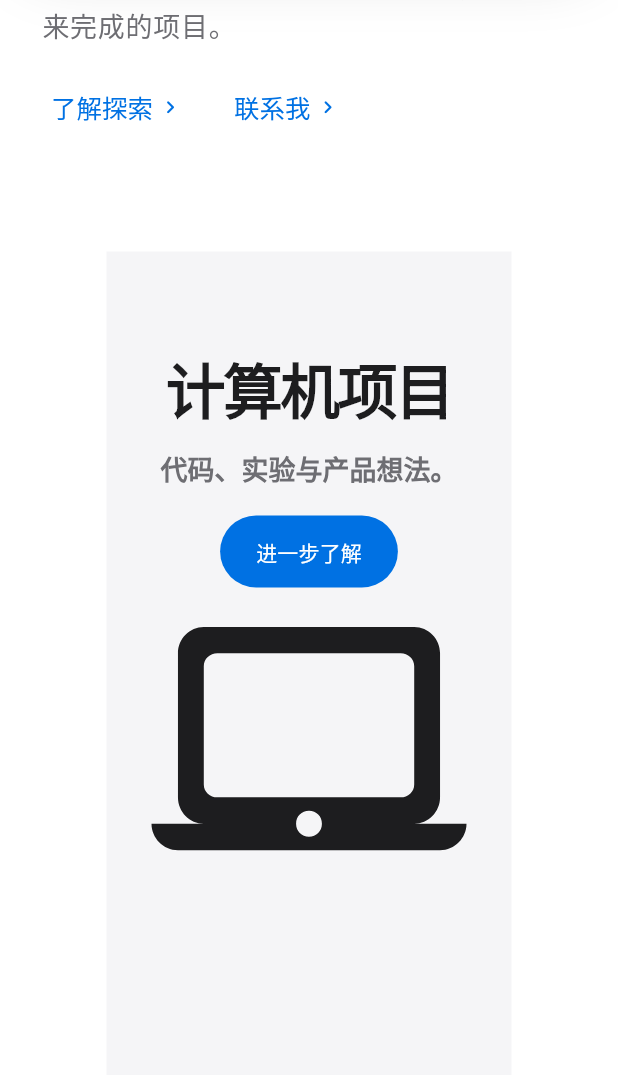
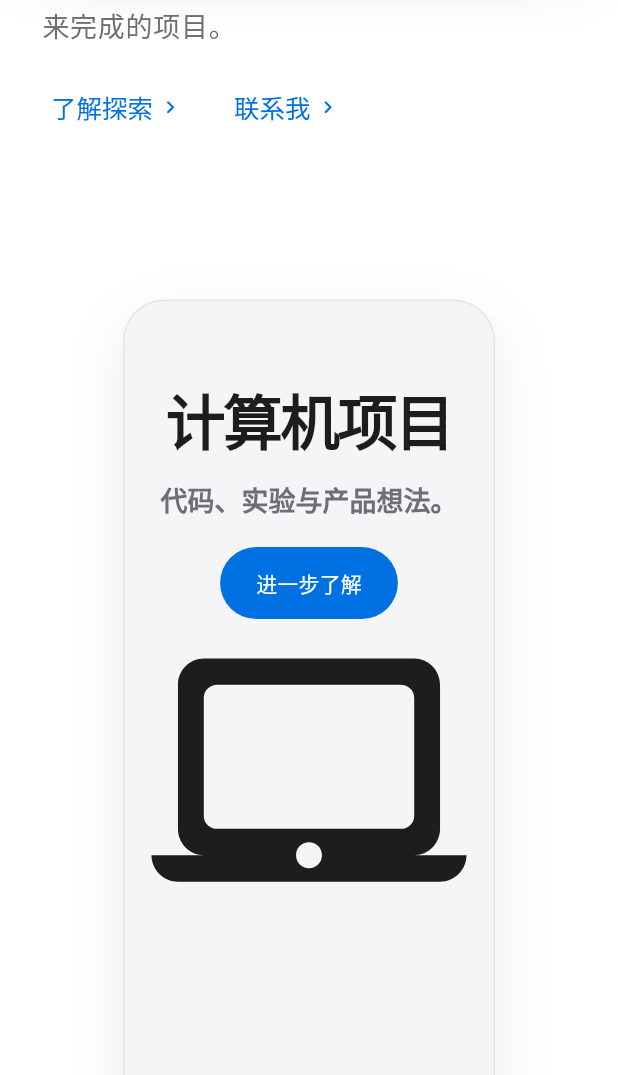
Before and after one commit to HongyuYe12/HongyuYe12.github.io, a Flutter app: the screen it shows after launch, scrolled down 576 dp, on a phone screen of 412 x 824 dp, the part 161-1236 px from its top. Run offline on Flutter 3.47's test engine with Material 3 defaults, Android fonts, the phone set to English and light mode, and no system bars; missing offline and left inert: liquid_glass_widgets.

Commit message:
Separate project cards on white background

```diff
--- a/flutter_app/lib/main.dart
+++ b/flutter_app/lib/main.dart
@@ -694,15 +694,19 @@ class _Projects extends StatelessWidget {
 
   @override
   Widget build(BuildContext context) => Container(
-    color: dark ? _darkPage : const Color(0xFFF5F5F7),
+    width: double.infinity,
+    color: dark ? _darkPage : Colors.white,
     padding: EdgeInsets.fromLTRB(
-      compact ? 12 : 20,
-      compact ? 12 : 20,
-      compact ? 12 : 20,
-      compact ? 72 : 112,
+      compact ? 16 : 32,
+      compact ? 32 : 56,
+      compact ? 16 : 32,
+      compact ? 88 : 136,
     ),
+    child: Center(
       child: ConstrainedBox(
         constraints: const BoxConstraints(maxWidth: 1440),
+        child: SizedBox(
+          width: double.infinity,
           child: Column(
             children: [
               _ThemeCard(
@@ -714,7 +718,7 @@ class _Projects extends StatelessWidget {
                 button: text['learnMore']!,
                 onTap: onComputer,
               ),
-          SizedBox(height: compact ? 12 : 20),
+              SizedBox(height: compact ? 28 : 44),
               _ThemeCard(
                 photography: true,
                 dark: dark,
@@ -725,6 +729,8 @@ class _Projects extends StatelessWidget {
                 onTap: onPhotography,
               ),
             ],
+          ),
+        ),
       ),
     ),
   );
@@ -763,7 +769,24 @@ class _ThemeCard extends StatelessWidget {
             )
           : null,
       borderRadius: BorderRadius.circular(28),
-      border: dark ? Border.all(color: Colors.white10) : null,
+      border: dark
+          ? Border.all(color: Colors.white10)
+          : Border.all(color: const Color(0x12000000)),
+      boxShadow: dark
+          ? const [
+              BoxShadow(
+                color: Color(0x52000000),
+                blurRadius: 36,
+                offset: Offset(0, 18),
+              ),
+            ]
+          : const [
+              BoxShadow(
+                color: Color(0x14000000),
+                blurRadius: 32,
+                offset: Offset(0, 14),
+              ),
+            ],
     ),
     child: Column(
       children: [
```
Also changed, not shown: 2 other files. Lines whose indentation alone changed are shown as unchanged.
